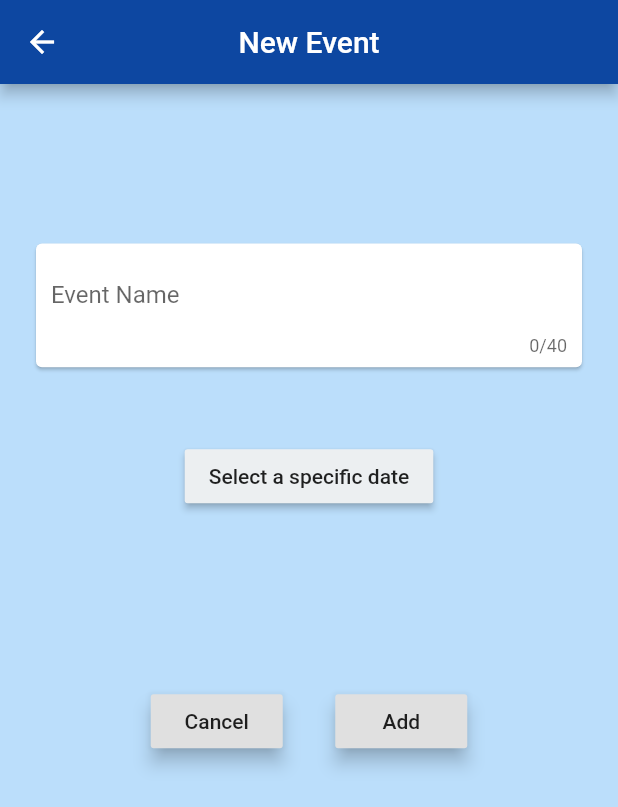
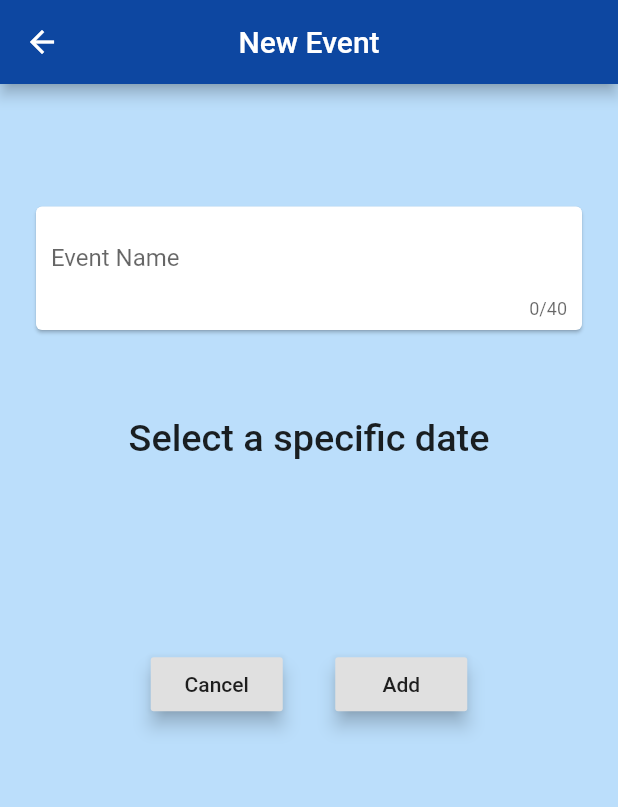
Before and after one commit to stelselim/CounterBack, a Flutter app: the NewEventPage screen opened by its route, on a phone screen of 412 x 824 dp. Shown: the top 807 px of the screen. Run offline on Flutter 3.47's test engine with Material 2 defaults, Android fonts, the phone set to English and light mode, and no system bars; our stand-ins replace flutter_datetime_picker, fluttertoast.

Commit message:
Some improvements

```diff
--- a/lib/Pages/addNewEvent.dart
+++ b/lib/Pages/addNewEvent.dart
@@ -24,7 +24,7 @@ class _NewEventPageState extends State<NewEventPage> {
               crossAxisAlignment: CrossAxisAlignment.center,
               children: <Widget>[
                 SizedBox(
-                  height: MediaQuery.of(context).size.height * 0.1,
+                  height: MediaQuery.of(context).size.height * 0.07,
                 ),
                 Padding(
                   padding: const EdgeInsets.all(20.0),
@@ -48,14 +48,14 @@ class _NewEventPageState extends State<NewEventPage> {
                   height: MediaQuery.of(context).size.height * 0.03,
                 ),
                 Center(
-                  child: RaisedButton(
+                  child: FlatButton(
                     colorBrightness: Brightness.light,
-                    color: Colors.blueGrey.shade50,
-                    elevation: 2,
-                    child: Text("Select a specific date"),
+                   // color: Colors.blueGrey.shade50,
+                   // elevation: 2,
+                    child: Text("Select a specific date",textScaleFactor: 1.8,),
                     onPressed: () => DatePicker.showDatePicker(
                       context,
-                      maxTime: DateTime(DateTime.now().year+5),
+                      maxTime: DateTime(DateTime.now().year + 5),
                     ),
                   ),
                 ),
@@ -71,8 +71,7 @@ class _NewEventPageState extends State<NewEventPage> {
                           //color: Colors.blueGrey.shade100,
                           elevation: 5,
                           child: Text("Cancel"),
-                        onPressed: () => Navigator.pop(context)
-                      ),
+                          onPressed: () => Navigator.pop(context)),
                       SizedBox(
                         width: 35,
                       ),
@@ -84,8 +83,7 @@ class _NewEventPageState extends State<NewEventPage> {
                           onPressed: () {
                             Fluttertoast.showToast(msg: "Added New Event");
                             Navigator.pop(context);
-                        }
-                      ),
+                          }),
                     ],
                   ),
                 ),
```
Lines whose indentation alone changed are shown as unchanged.
